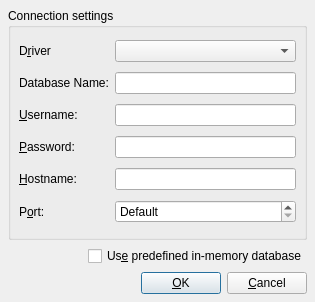
CipSoft-Tibia/Qt5, file qtbase/examples/sql/sqlbrowser/qsqlconnectiondialog.ui: the form before one commit.
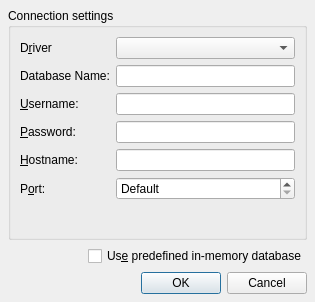
The form after the commit.

The edit to the form file:
```diff
--- a/qtbase/examples/sql/sqlbrowser/qsqlconnectiondialog.ui
+++ b/qtbase/examples/sql/sqlbrowser/qsqlconnectiondialog.ui
@@ -27,13 +27,7 @@
      <property name="title" >
       <string>Connection settings</string>
      </property>
-     <layout class="QGridLayout" >
-      <property name="margin" >
-       <number>8</number>
-      </property>
-      <property name="spacing" >
-       <number>6</number>
-      </property>
+     <layout class="QFormLayout" name="formLayout">
       <item row="0" column="1" >
        <widget class="QComboBox" name="comboDriver" />
       </item>
@@ -163,47 +157,11 @@
     </layout>
    </item>
    <item>
-    <layout class="QHBoxLayout" >
-     <property name="margin" >
-      <number>0</number>
+    <widget class="QDialogButtonBox" name="buttonBox">
+     <property name="standardButtons">
+      <set>QDialogButtonBox::StandardButton::Cancel|QDialogButtonBox::StandardButton::Ok</set>
      </property>
-     <property name="spacing" >
-      <number>6</number>
-     </property>
-     <item>
-      <spacer>
-       <property name="orientation" >
-        <enum>Qt::Horizontal</enum>
-       </property>
-       <property name="sizeType" >
-        <enum>QSizePolicy::Expanding</enum>
-       </property>
-       <property name="sizeHint" >
-        <size>
-         <width>20</width>
-         <height>20</height>
-        </size>
-       </property>
-      </spacer>
-     </item>
-     <item>
-      <widget class="QPushButton" name="okButton" >
-       <property name="text" >
-        <string>&amp;OK</string>
-       </property>
-       <property name="default" >
-        <bool>true</bool>
-       </property>
-      </widget>
-     </item>
-     <item>
-      <widget class="QPushButton" name="cancelButton" >
-       <property name="text" >
-        <string>&amp;Cancel</string>
-       </property>
-      </widget>
-     </item>
-    </layout>
+    </widget>
    </item>
   </layout>
  </widget>
```
Left out of the diff: 53 changed lines with no effect on the pictures.
